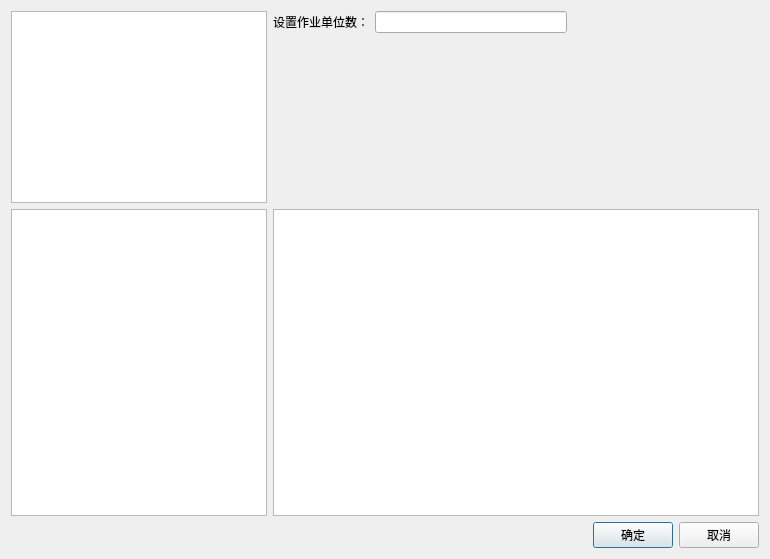
Old version of the form OperationUnit/relationsetdialog.ui in the repository yukuan1991/SLP.
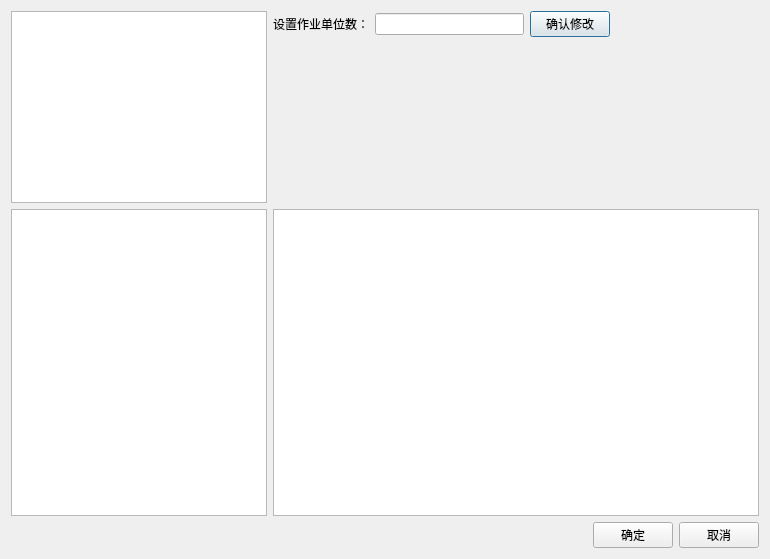
New version of the form.

Commit message: 修改了类型名，添加了设置作业单位数按钮

Diff of the .ui file:
```diff
--- a/OperationUnit/relationsetdialog.ui
+++ b/OperationUnit/relationsetdialog.ui
@@ -33,6 +33,13 @@
          <item>
           <widget class="QLineEdit" name="lineEdit"/>
          </item>
+         <item>
+          <widget class="QPushButton" name="buttonModify">
+           <property name="text">
+            <string>确认修改</string>
+           </property>
+          </widget>
+         </item>
          <item>
           <spacer name="horizontalSpacer_2">
            <property name="orientation">
```
The commit also changes 31 other files.
